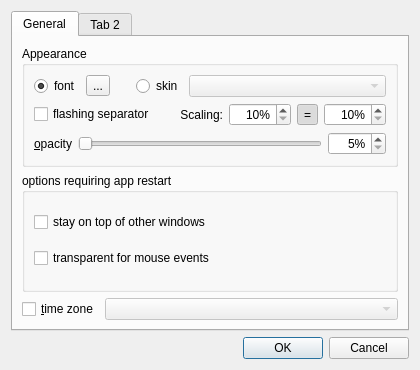
Above: src/app/settings/settings_dialog.ui from Kolcha/DigitalClockNext before the change. Below: the same form after it.
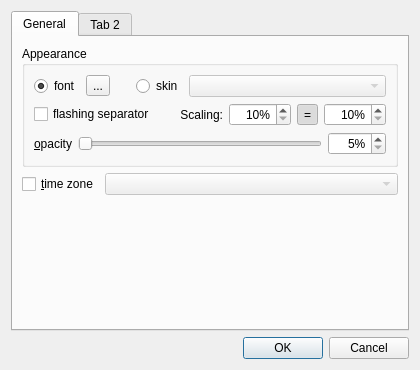
That is the form after the change.

Commit message: added global app settings tab

The edit to the form file:
```diff
--- a/src/app/settings/settings_dialog.ui
+++ b/src/app/settings/settings_dialog.ui
@@ -211,33 +211,6 @@
          </layout>
         </widget>
        </item>
-       <item>
-        <layout class="QHBoxLayout" name="horizontalLayout_2">
-         <item>
-          <widget class="QGroupBox" name="app_restart_group">
-           <property name="title">
-            <string>options requiring app restart</string>
-           </property>
-           <layout class="QVBoxLayout" name="verticalLayout_3">
-            <item>
-             <widget class="QCheckBox" name="is_stay_on_top">
-              <property name="text">
-               <string>stay on top of other windows</string>
-              </property>
-             </widget>
-            </item>
-            <item>
-             <widget class="QCheckBox" name="is_transp_for_input">
-              <property name="text">
-               <string>transparent for mouse events</string>
-              </property>
-             </widget>
-            </item>
-           </layout>
-          </widget>
-         </item>
-        </layout>
-       </item>
        <item>
         <layout class="QHBoxLayout" name="time_zone_layout">
          <item>
@@ -262,6 +235,19 @@
          </item>
         </layout>
        </item>
+       <item>
+        <spacer name="verticalSpacer">
+         <property name="orientation">
+          <enum>Qt::Vertical</enum>
+         </property>
+         <property name="sizeHint" stdset="0">
+          <size>
+           <width>20</width>
+           <height>40</height>
+          </size>
+         </property>
+        </spacer>
+       </item>
       </layout>
      </widget>
      <widget class="QWidget" name="tab_2">
```
Left out of the diff: 6 changed lines with no effect on the pictures. The commit also changes 6 other files.
